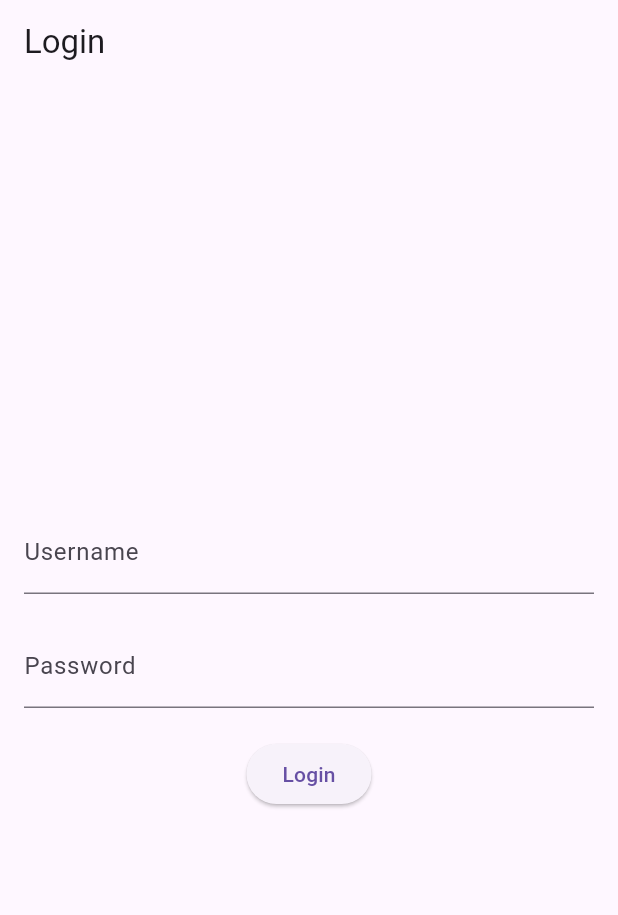
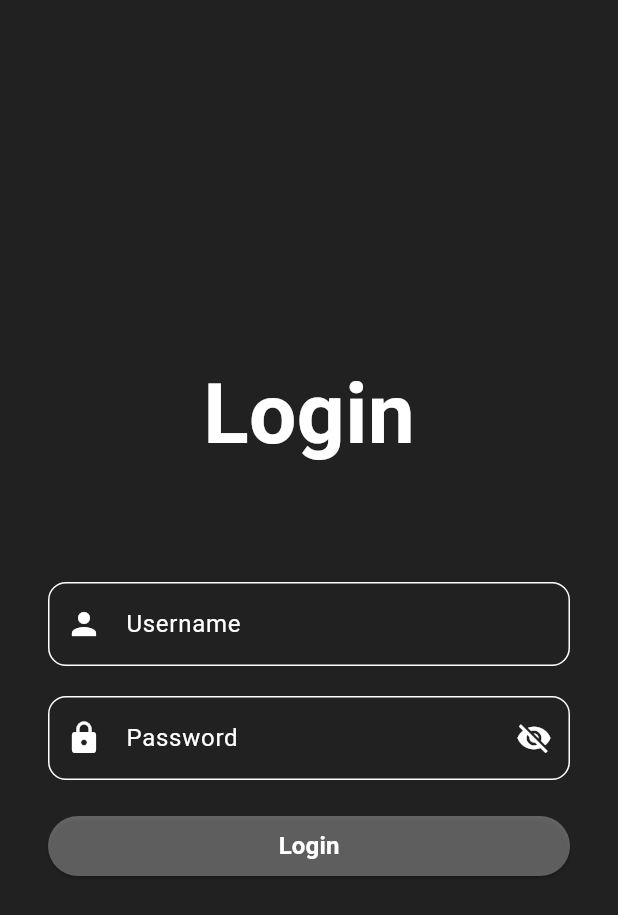
Before and after one commit to yasinthon04/Login_Riverpod, a Flutter app: the screen it shows after launch, on a phone screen of 412 x 824 dp. Shown: the top 915 px of the screen. Run offline on Flutter 3.47's test engine with Material 3 defaults, Android fonts, the phone set to English and light mode, and no system bars; our stand-ins replace flutter_hooks, flutter_riverpod, hooks_riverpod.

Commit message:
decorate home and login

```diff
--- a/lib/main.dart
+++ b/lib/main.dart
@@ -2,18 +2,18 @@ import 'package:flutter/material.dart';
 import 'package:flutter_riverpod/flutter_riverpod.dart';
 import 'screens/home.dart';
 import 'screens/login.dart';
-import 'providers/auth_provider.dart';
 
 void main() {
-  runApp(ProviderScope(child: MyApp()));
+  runApp(const ProviderScope(child: MyApp()));
 }
 
 class MyApp extends StatelessWidget {
+  const MyApp({super.key});
+
   @override
   Widget build(BuildContext context) {
     return MaterialApp(
       debugShowCheckedModeBanner: false,
-      title: 'Riverpod Auth Demo',
       theme: ThemeData(
         primarySwatch: Colors.blue,
       ),
--- a/lib/providers/auth_provider.dart
+++ b/lib/providers/auth_provider.dart
@@ -21,7 +21,7 @@ class AuthProvider extends ChangeNotifier {
   Future<bool> login(String username, String password) async {
     final authService = ref.read(authServiceProvider);
     final token = await authService.auth(username, password);
-    if (token != null) {
+    if (token != null && token.isNotEmpty) {
     _isLoggedIn = true;
     _token = token;
     await fetchData();
--- a/lib/screens/login.dart
+++ b/lib/screens/login.dart
@@ -9,32 +9,81 @@ class LoginScreen extends HookConsumerWidget {
 
   @override
   Widget build(BuildContext context, WidgetRef ref) {
-    final TextEditingController usernameController = useTextEditingController(); // Flutter Hooks
-    final TextEditingController passwordController = useTextEditingController(); // Flutter Hooks
-
+    final TextEditingController usernameController =
+        useTextEditingController(); // Flutter Hooks
+    final TextEditingController passwordController =
+        useTextEditingController(); // Flutter Hooks
+    final isObscure = useState<bool>(true);
     final auth = ref.watch(authProvider);
 
     return Scaffold(
-      appBar: AppBar(
-        title: const Text('Login'),
-      ),
+      backgroundColor: Colors.grey[900],
       body: Center(
         child: Padding(
-          padding: EdgeInsets.all(16.0),
+          padding: const EdgeInsets.all(32.0),
           child: Column(
             mainAxisAlignment: MainAxisAlignment.center,
             children: <Widget>[
+              const Text(
+                'Login',
+                style: TextStyle(
+                    color: Colors.white,
+                    fontSize: 56.0,
+                    fontWeight: FontWeight.bold),
+              ),
+              const SizedBox(height: 72),
               TextField(
                 controller: usernameController,
-                decoration: InputDecoration(labelText: 'Username'),
+                decoration: InputDecoration(
+                  labelText: 'Username',
+                  labelStyle: TextStyle(color: Colors.white),
+                  border: OutlineInputBorder(
+                    borderRadius: BorderRadius.circular(12.0),
+                  ),
+                  enabledBorder: OutlineInputBorder(
+                    borderSide: BorderSide(color: Colors.white),
+                    borderRadius: BorderRadius.circular(12.0),
+                  ),
+                  focusedBorder: OutlineInputBorder(
+                    borderSide: BorderSide(color: Colors.white),
+                    borderRadius: BorderRadius.circular(12.0),
+                  ),
+                  prefixIcon: const Icon(Icons.person, color: Colors.white),
+                ),
+                style: TextStyle(color: Colors.white),
               ),
-              SizedBox(height: 20),
+              const SizedBox(height: 20),
               TextField(
                 controller: passwordController,
-                decoration: InputDecoration(labelText: 'Password'),
-                obscureText: true,
+                decoration: InputDecoration(
+                  labelText: 'Password',
+                  labelStyle: TextStyle(color: Colors.white),
+                  border: OutlineInputBorder(
+                    borderRadius: BorderRadius.circular(12.0),
+                  ),
+                  enabledBorder: OutlineInputBorder(
+                    borderSide: BorderSide(color: Colors.white),
+                    borderRadius: BorderRadius.circular(12.0),
+                  ),
+                  focusedBorder: OutlineInputBorder(
+                    borderSide: BorderSide(color: Colors.white),
+                    borderRadius: BorderRadius.circular(12.0),
+                  ),
+                  prefixIcon: const Icon(Icons.lock, color: Colors.white),
+                 suffixIcon: GestureDetector(
+                    onTap: () {
+                      isObscure.value = !isObscure.value;
+                    },
+                    child: Icon(
+                      isObscure.value ? Icons.visibility_off : Icons.visibility,
+                      color: Colors.white,
+                    ),
+                  ),
+                ),
+                obscureText: isObscure.value,
+                style: TextStyle(color: Colors.white),
               ),
-              SizedBox(height: 20),
+              const SizedBox(height: 20),
               ElevatedButton(
                 onPressed: () async {
                   final String username = usernameController.text.trim();
@@ -49,27 +98,47 @@ class LoginScreen extends HookConsumerWidget {
 
                   final success = await auth.login(username, password);
 
-                  if (success) { // If login is successful, navigate to home screen
+                  if (success) {
+                    // If login is successful, navigate to home screen
                     Navigator.pushReplacementNamed(context, '/home');
-                  } else { // If login is unsuccessful, show an alert dialog
+                  } else {
+                    // If login is unsuccessful, show an alert dialog
                     showDialog(
                       context: context,
                       builder: (context) {
                         return AlertDialog(
-                          title: Text('Login Failed'),
-                          content: Text('Invalid username or password.'),
+                          title: const Text(
+                            'Login Failed',
+                            style: TextStyle(color: Colors.black),
+                          ),
+                          content: const Text(
+                            'Invalid username or password.',
+                            style: TextStyle(color: Colors.black),
+                          ),
                           actions: [
                             TextButton(
                               onPressed: () => Navigator.pop(context),
-                              child: Text('OK'),
+                              child: Text('OK',
+                                  style: TextStyle(color: Colors.black)),
                             ),
                           ],
+                          backgroundColor: Colors.white,
                         );
                       },
                     );
                   }
                 },
-                child: Text('Login'),
+                child: SizedBox(
+                    width: double.infinity,
+                    child: Center(
+                        child: Text('Login',
+                            style: TextStyle(
+                                color: Colors.white,
+                                fontSize: 16.0,
+                                fontWeight: FontWeight.bold)))),
+                style: ElevatedButton.styleFrom(
+                  backgroundColor: Colors.white.withOpacity(0.3),
+                ),
               ),
             ],
           ),
```
Also changed, not shown: lib/screens/home.dart (+28 -12 lines), lib/services/auth_services.dart (+5 -5 lines). Lines whose indentation alone changed are shown as unchanged.
